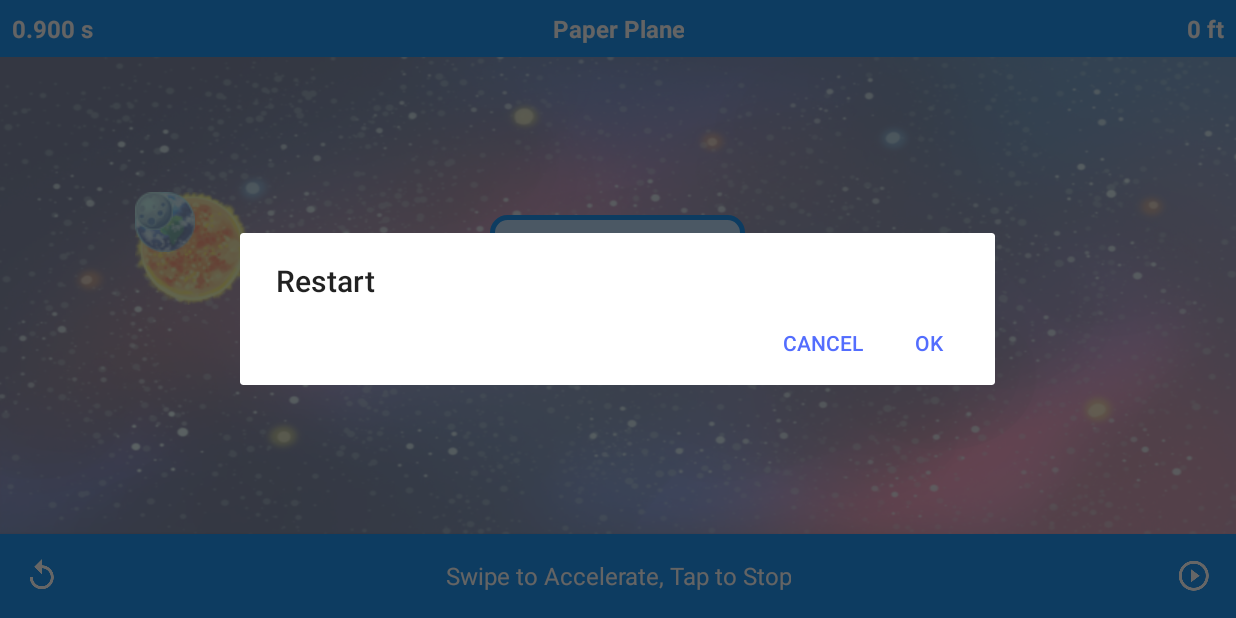
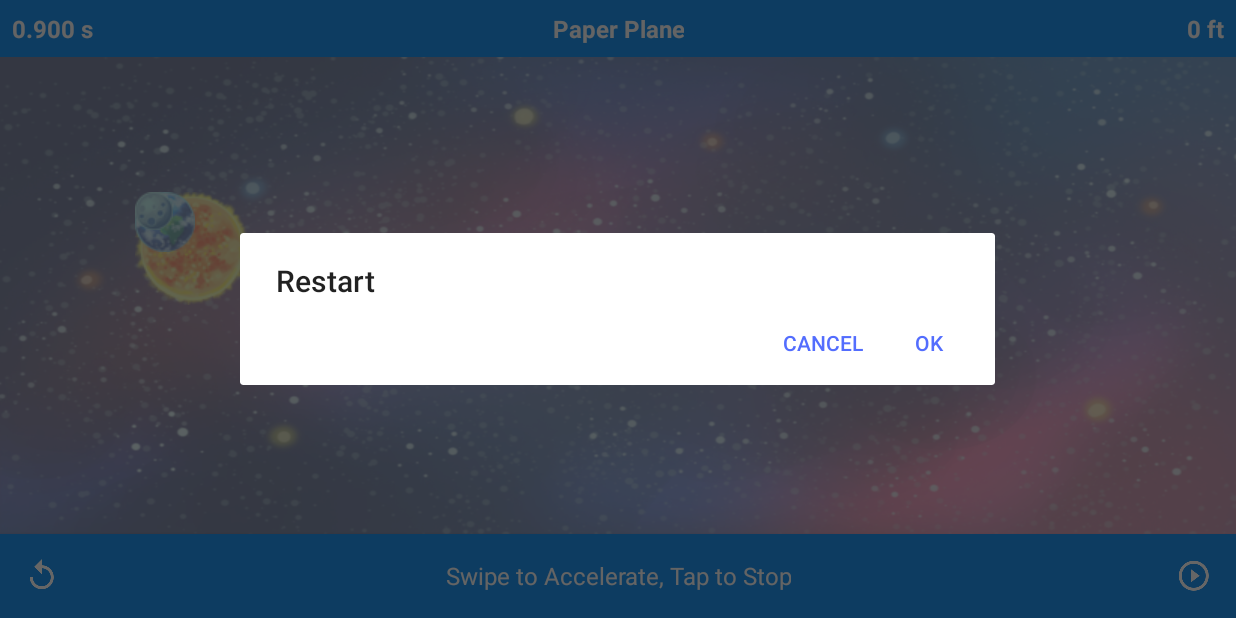
Before and after one commit to matthew-compton/android-games, an Android app: the fragment GameplayFragment placed in its activity, after a tap on an icon or button, on a phone screen of 824 x 412 dp (held sideways). Run offline under Robolectric (Android 15) with nearby library versions, the phone set to English and light mode, and no system bars; our stand-ins replace ButterKnife, Dagger/Hilt's generated code, Timber; libraries missing offline, so code that uses them is left out: de.greenrobot.event; 4 statements that could not run were skipped; 1 other tap on this screen came first.

Commit message:
Reduced padding for overlay

```diff
--- a/app/src/main/res/layout/fragment_gameplay.xml
+++ b/app/src/main/res/layout/fragment_gameplay.xml
@@ -67,7 +67,10 @@
             android:layout_gravity="center"
             android:background="@drawable/background_overlay"
             android:gravity="center"
-            android:padding="@dimen/padding_large"
+            android:paddingBottom="@dimen/padding_medium"
+            android:paddingLeft="@dimen/padding_large"
+            android:paddingRight="@dimen/padding_large"
+            android:paddingTop="@dimen/padding_medium"
             android:textColor="@color/text_color_dark"
             android:textSize="@dimen/text_large"
             android:visibility="gone"
```
